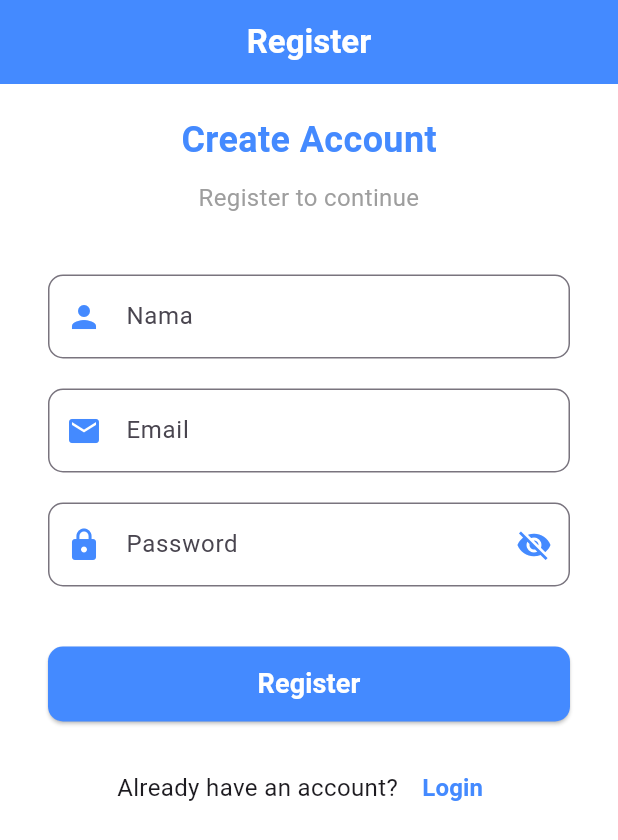
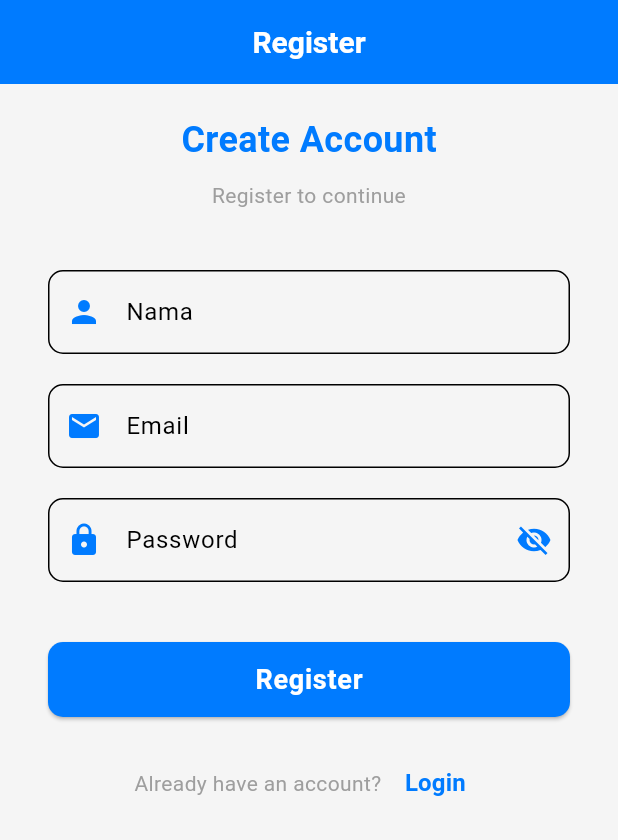
Before and after one commit to Reeyyyh/Assesment-1-mobile, a Flutter app: the screen it shows after launch, after a tap on "Register", on a phone screen of 412 x 824 dp. Shown: the top 840 px of the screen. Run offline on Flutter 3.47's test engine with Material 3 defaults, Android fonts, the phone set to English and light mode, and no system bars; our stand-ins replace cloud_firestore, firebase_auth, firebase_core, firebase_messaging, flutter_tts, geocoding and 7 more; missing offline and left inert: qr_code_scanner_plus; accounts and stored records are empty; network calls fail.

Commit message:
add switch theme between light and dark

```diff
--- /dev/null
+++ b/lib/app/data/models/app_theme.dart
@@ -0,0 +1,61 @@
+import 'package:flutter/material.dart';
+
+class AppTheme {
+  // Light Theme
+  static final ThemeData lightTheme = ThemeData(
+    primaryColor: const Color(0xFF007BFF),
+    hintColor: const Color(0xFF00C853),
+    scaffoldBackgroundColor: const Color(0xFFF5F5F5),
+    textTheme: const TextTheme(
+      bodyLarge: TextStyle(color: Color(0xFF212121)),
+      bodyMedium: TextStyle(color: Color(0xFF616161)),
+    ),
+    appBarTheme: const AppBarTheme(
+      color: Color(0xFF007BFF),
+      titleTextStyle: TextStyle(
+        color: Colors.white,
+        fontSize: 20,
+        fontWeight: FontWeight.bold,
+      ),
+      iconTheme: IconThemeData(color: Colors.white),
+    ),
+    switchTheme: SwitchThemeData(
+      thumbColor: WidgetStateProperty.all(const Color(0xFF00C853)),
+      trackColor: WidgetStateProperty.all(const Color(0xFFA5D6A7)),
+    ),
+    colorScheme: const ColorScheme.light(
+      primary: Color(0xFF007BFF),
+      secondary: Color(0xFF00C853),
+      surface: Color(0xFFFFFFFF),
+    ),
+  );
+
+  // Dark Theme
+  static final ThemeData darkTheme = ThemeData(
+    primaryColor: const Color(0xFF0056B3),
+    hintColor: const Color(0xFFFF5722),
+    scaffoldBackgroundColor: const Color.fromARGB(255, 48, 46, 46),
+    textTheme: const TextTheme(
+      bodyLarge: TextStyle(color: Color(0xFFFFFFFF)),
+      bodyMedium: TextStyle(color: Color(0xFFB0BEC5)),
+    ),
+    appBarTheme: const AppBarTheme(
+      color: Color(0xFF0056B3),
+      titleTextStyle: TextStyle(
+        color: Colors.white,
+        fontSize: 20,
+        fontWeight: FontWeight.bold,
+      ),
+      iconTheme: IconThemeData(color: Colors.white),
+    ),
+    switchTheme: SwitchThemeData(
+      thumbColor: WidgetStateProperty.all(const Color(0xFFFF5722)),
+      trackColor: WidgetStateProperty.all(const Color(0xFFFFAB91)),
+    ),
+    colorScheme: const ColorScheme.dark(
+      primary: Color(0xFF0056B3),
+      secondary: Color(0xFFFF5722),
+      surface: Color(0xFF1E1E1E),
+    ),
+  );
+}
--- /dev/null
+++ b/lib/app/data/services/app_theme_controller.dart
@@ -0,0 +1,26 @@
+import 'package:get/get.dart';
+import 'package:get_storage/get_storage.dart';
+import 'package:flutter/material.dart';
+import 'package:hotel_app/app/data/models/app_theme.dart';
+
+class ThemeController extends GetxController {
+  final GetStorage _storage = GetStorage();
+  RxBool isDarkTheme = false.obs;
+
+  ThemeController() {
+    // Ambil preferensi tema yang disimpan di GetStorage
+    isDarkTheme.value = _storage.read('isDarkTheme') ?? false;
+  }
+
+  ThemeData get currentTheme =>
+      isDarkTheme.value ? AppTheme.darkTheme : AppTheme.lightTheme;
+
+  void toggleTheme() {
+    isDarkTheme.value = !isDarkTheme.value;
+    // Simpan preferensi tema di GetStorage
+    _storage.write('isDarkTheme', isDarkTheme.value);
+
+    // Ubah tema aplikasi secara langsung
+    Get.changeTheme(currentTheme);
+  }
+}
--- a/lib/app/modules/4_profile/controllers/profile_controller.dart
+++ b/lib/app/modules/4_profile/controllers/profile_controller.dart
@@ -31,11 +31,12 @@ class ProfileController extends GetxController {
   void fetchUserName() async {
     User? user = _auth.currentUser;
     if (user != null) {
-      DocumentSnapshot doc = await _firestore.collection('users').doc(user.uid).get();
+      DocumentSnapshot doc =
+          await _firestore.collection('users').doc(user.uid).get();
       userName.value = doc['namaUser'];
       imagePath.value = doc['profilePicture'] ?? '';
       // Delay untuk memastikan TTS siap digunakan
-      Future.delayed(Duration(milliseconds: 500), () {
+      Future.delayed(const Duration(milliseconds: 500), () {
         _speak("Hello, ${userName.value}");
       });
     }
--- a/lib/app/modules/Aunt/controllers/login_controller.dart
+++ b/lib/app/modules/Aunt/controllers/login_controller.dart
@@ -4,6 +4,8 @@ import 'package:firebase_auth/firebase_auth.dart';
 import 'package:hotel_app/app/modules/home/views/main_view.dart';
 
 class LoginController extends GetxController {
+  final RxBool obscureText = true.obs;
+
   final emailController = TextEditingController();
   final passwordController = TextEditingController();
 
--- a/lib/app/modules/Aunt/controllers/register_controller.dart
+++ b/lib/app/modules/Aunt/controllers/register_controller.dart
@@ -9,7 +9,7 @@ class RegisterController extends GetxController {
   final passwordController = TextEditingController();
   final nameController = TextEditingController();
 
-  var isPasswordVisible = false.obs; // Variabel untuk visibilitas password
+  var isPasswordVisible = false.obs;
 
   void togglePasswordVisibility() {
     isPasswordVisible.value = !isPasswordVisible.value;
--- a/lib/app/modules/Aunt/views/login_view.dart
+++ b/lib/app/modules/Aunt/views/login_view.dart
@@ -3,22 +3,22 @@ import 'package:get/get.dart';
 import 'package:hotel_app/app/modules/Aunt/controllers/login_controller.dart';
 import 'package:hotel_app/app/modules/Aunt/views/register_view.dart';
 
-
 class LoginView extends StatelessWidget {
   LoginView({super.key});
 
   final LoginController loginController = Get.put(LoginController());
-  final RxBool obscureText = true.obs; // Untuk mengatur visibilitas password
 
   @override
   Widget build(BuildContext context) {
+    final theme = Theme.of(context); // Ambil tema aktif
+
     return Scaffold(
-      backgroundColor: Colors.white,
+      backgroundColor: theme.scaffoldBackgroundColor,
       appBar: AppBar(
-        backgroundColor: Colors.blueAccent,
-        title: const Text(
+        backgroundColor: theme.primaryColor,
+        title: Text(
           'Login',
-          style: TextStyle(color: Colors.white, fontWeight: FontWeight.bold),
+          style: theme.appBarTheme.titleTextStyle,
         ),
         centerTitle: true,
         elevation: 0,
@@ -30,29 +30,29 @@ class LoginView extends StatelessWidget {
           child: Column(
             mainAxisAlignment: MainAxisAlignment.center,
             children: [
-              const Text(
+              Text(
                 "Welcome Back!",
                 style: TextStyle(
                   fontSize: 24,
                   fontWeight: FontWeight.bold,
-                  color: Colors.blueAccent,
+                  color: theme.primaryColor,
                 ),
               ),
               const SizedBox(height: 10),
-              const Text(
+              Text(
                 "Login to your account to continue",
                 textAlign: TextAlign.center,
-                style: TextStyle(
-                  fontSize: 16,
-                  color: Colors.grey,
-                ),
+                style: theme.textTheme.bodyMedium?.copyWith(color: Colors.grey),
               ),
               const SizedBox(height: 40),
               TextField(
                 controller: loginController.emailController,
                 decoration: InputDecoration(
                   labelText: 'Email',
-                  prefixIcon: const Icon(Icons.email, color: Colors.blueAccent),
+                  prefixIcon: Icon(
+                    Icons.email,
+                    color: theme.primaryColor,
+                  ),
                   border: OutlineInputBorder(
                     borderRadius: BorderRadius.circular(10),
                   ),
@@ -60,39 +60,47 @@ class LoginView extends StatelessWidget {
                 keyboardType: TextInputType.emailAddress,
               ),
               const SizedBox(height: 20),
-              Obx(() => TextField(
+              Obx(
+                () => TextField(
                   controller: loginController.passwordController,
-                    obscureText: obscureText.value,
+                  obscureText: loginController.obscureText.value,
                   decoration: InputDecoration(
                     labelText: 'Password',
-                      prefixIcon: const Icon(Icons.lock, color: Colors.blueAccent),
+                    prefixIcon: Icon(
+                      Icons.lock,
+                      color: theme.primaryColor,
+                    ),
                     suffixIcon: IconButton(
                       icon: Icon(
-                          obscureText.value ? Icons.visibility_off : Icons.visibility,
-                          color: Colors.blueAccent,
+                        loginController.obscureText.value
+                            ? Icons.visibility_off
+                            : Icons.visibility,
+                        color: theme.primaryColor,
                       ),
                       onPressed: () {
-                          obscureText.value = !obscureText.value;
+                        loginController.obscureText.value =
+                            !loginController.obscureText.value;
                       },
                     ),
                     border: OutlineInputBorder(
                       borderRadius: BorderRadius.circular(10),
                     ),
                   ),
-                  )),
+                ),
+              ),
               const SizedBox(height: 40),
               ElevatedButton(
                 style: ElevatedButton.styleFrom(
-                  backgroundColor: Colors.blueAccent,
+                  backgroundColor: theme.primaryColor,
                   minimumSize: const Size.fromHeight(50),
                   shape: RoundedRectangleBorder(
                     borderRadius: BorderRadius.circular(10),
                   ),
                 ),
                 onPressed: loginController.login,
-                child: const Text(
+                child: Text(
                   'Login',
-                  style: TextStyle(
+                  style: theme.textTheme.bodyLarge?.copyWith(
                     fontSize: 18,
                     fontWeight: FontWeight.bold,
                     color: Colors.white,
@@ -103,18 +111,20 @@ class LoginView extends StatelessWidget {
               Row(
                 mainAxisAlignment: MainAxisAlignment.center,
                 children: [
-                  const Text(
+                  Text(
                     "Don't have an account? ",
-                    style: TextStyle(color: Colors.grey),
+                    style: theme.textTheme.bodyMedium?.copyWith(
+                      color: Colors.grey,
+                    ),
                   ),
                   GestureDetector(
                     onTap: () {
                       Get.off(() => RegisterView());
                     },
-                    child: const Text(
+                    child: Text(
                       'Register',
                       style: TextStyle(
-                        color: Colors.blueAccent,
+                        color: theme.primaryColor,
                         fontWeight: FontWeight.bold,
                       ),
                     ),
--- a/lib/app/modules/Aunt/views/register_view.dart
+++ b/lib/app/modules/Aunt/views/register_view.dart
@@ -10,13 +10,15 @@ class RegisterView extends StatelessWidget {
 
   @override
   Widget build(BuildContext context) {
+    final theme = Theme.of(context); // Ambil tema aktif
+
     return Scaffold(
-      backgroundColor: Colors.white,
+      backgroundColor: theme.scaffoldBackgroundColor, // Sesuaikan dengan tema
       appBar: AppBar(
-        backgroundColor: Colors.blueAccent,
-        title: const Text(
+        backgroundColor: theme.primaryColor, // Sesuaikan dengan tema
+        title: Text(
           'Register',
-          style: TextStyle(color: Colors.white, fontWeight: FontWeight.bold),
+          style: theme.appBarTheme.titleTextStyle, // Sesuaikan dengan tema
         ),
         centerTitle: true,
         elevation: 0,
@@ -26,29 +28,26 @@ class RegisterView extends StatelessWidget {
         child: Column(
           mainAxisAlignment: MainAxisAlignment.center,
           children: [
-            const Text(
+            Text(
               "Create Account",
               style: TextStyle(
                 fontSize: 24,
                 fontWeight: FontWeight.bold,
-                color: Colors.blueAccent,
+                color: theme.primaryColor, // Sesuaikan dengan tema
               ),
             ),
             const SizedBox(height: 10),
-            const Text(
+            Text(
               "Register to continue",
               textAlign: TextAlign.center,
-              style: TextStyle(
-                fontSize: 16,
-                color: Colors.grey,
-              ),
+              style: theme.textTheme.bodyMedium?.copyWith(color: Colors.grey),
             ),
             const SizedBox(height: 40),
             TextField(
               controller: registerController.nameController,
               decoration: InputDecoration(
                 labelText: 'Nama',
-                prefixIcon: const Icon(Icons.person, color: Colors.blueAccent),
+                prefixIcon: Icon(Icons.person, color: theme.primaryColor), // Sesuaikan dengan tema
                 border: OutlineInputBorder(
                   borderRadius: BorderRadius.circular(10),
                 ),
@@ -59,7 +58,7 @@ class RegisterView extends StatelessWidget {
               controller: registerController.emailController,
               decoration: InputDecoration(
                 labelText: 'Email',
-                prefixIcon: const Icon(Icons.email, color: Colors.blueAccent),
+                prefixIcon: Icon(Icons.email, color: theme.primaryColor), // Sesuaikan dengan tema
                 border: OutlineInputBorder(
                   borderRadius: BorderRadius.circular(10),
                 ),
@@ -71,14 +70,14 @@ class RegisterView extends StatelessWidget {
               obscureText: !registerController.isPasswordVisible.value,
               decoration: InputDecoration(
                 labelText: 'Password',
-                prefixIcon: const Icon(Icons.lock, color: Colors.blueAccent),
+                prefixIcon: Icon(Icons.lock, color: theme.primaryColor), // Sesuaikan dengan tema
                 border: OutlineInputBorder(
                   borderRadius: BorderRadius.circular(10),
                 ),
                 suffixIcon: IconButton(
                   icon: Icon(
                     registerController.isPasswordVisible.value ? Icons.visibility : Icons.visibility_off,
-                    color: Colors.blueAccent,
+                    color: theme.primaryColor, // Sesuaikan dengan tema
                   ),
                   onPressed: () {
                     registerController.togglePasswordVisibility();
@@ -89,7 +88,7 @@ class RegisterView extends StatelessWidget {
             const SizedBox(height: 40),
             ElevatedButton(
               style: ElevatedButton.styleFrom(
-                backgroundColor: Colors.blueAccent,
+                backgroundColor: theme.primaryColor, // Sesuaikan dengan tema
                 minimumSize: const Size.fromHeight(50),
                 shape: RoundedRectangleBorder(
                   borderRadius: BorderRadius.circular(10),
@@ -98,9 +97,9 @@ class RegisterView extends StatelessWidget {
               onPressed: () {
                 registerController.register();
               },
-              child: const Text(
+              child: Text(
                 'Register',
-                style: TextStyle(
+                style: theme.textTheme.bodyLarge?.copyWith(
                   fontSize: 18,
                   fontWeight: FontWeight.bold,
                   color: Colors.white,
@@ -108,21 +107,26 @@ class RegisterView extends StatelessWidget {
               ),
             ),
             const SizedBox(height: 20),
-
             Row(
               mainAxisAlignment: MainAxisAlignment.center,
               children: [
-                const Text(
+                Text(
                   "Already have an account? ",
-                  style: TextStyle(fontSize: 16),
+                  style: theme.textTheme.bodyMedium?.copyWith(
+                    color: Colors.grey,
+                  ),
                 ),
                 TextButton(
                   onPressed: () {
                     Get.off(() => LoginView());
                   },
-                  child: const Text(
+                  child: Text(
                     'Login',
-                    style: TextStyle(fontSize: 16, fontWeight: FontWeight.bold, color: Colors.blueAccent),
+                    style: TextStyle(
+                      fontSize: 16,
+                      fontWeight: FontWeight.bold,
+                      color: theme.primaryColor, // Sesuaikan dengan tema
+                    ),
                   ),
                 ),
               ],
--- a/lib/app/modules/components/news_card.dart
+++ b/lib/app/modules/components/news_card.dart
@@ -6,7 +6,7 @@ class NewsCard extends StatelessWidget {
   final String title;
   final String description;
   final String url;
-  final String imageUrl; // Tambahkan imageUrl
+  final String imageUrl;
 
   const NewsCard({
     super.key,
--- a/lib/app/modules/home/controllers/main_controller.dart
+++ b/lib/app/modules/home/controllers/main_controller.dart
@@ -35,6 +35,8 @@ class MainController extends GetxController {
     });
   }
 
+  // Todo : Bottom Navigation part
+
   void updateSelectedIndex(int index) {
     selectedIndex.value = index;
   }
--- a/lib/main.dart
+++ b/lib/main.dart
@@ -1,23 +1,28 @@
 import 'package:flutter/material.dart';
 import 'package:firebase_core/firebase_core.dart';
 import 'package:get/get.dart';
+import 'package:get_storage/get_storage.dart';
+import 'package:hotel_app/app/data/services/app_theme_controller.dart';
 import 'package:hotel_app/app/modules/Aunt/views/login_view.dart';
-
-// Modul 5
 
 void main() async {
   WidgetsFlutterBinding.ensureInitialized();
   await Firebase.initializeApp();
-  runApp(const MyApp());
+  await GetStorage.init();
+  Get.put(ThemeController());
+  runApp(MyApp());
 }
 
 class MyApp extends StatelessWidget {
-  const MyApp({super.key});
+  MyApp({super.key});
+
+  final ThemeController themeController = Get.put(ThemeController());
 
   @override
   Widget build(BuildContext context) {
     return GetMaterialApp(
       debugShowCheckedModeBanner: false,
+      theme: Get.find<ThemeController>().currentTheme,
       title: 'Hotel App',
       home: LoginView(),
     );
--- a/pubspec.yaml
+++ b/pubspec.yaml
@@ -52,6 +52,7 @@ dependencies:
   geolocator: ^11.1.0
   geocoding: ^3.0.0
   google_maps_flutter: ^2.6.1
+  get_storage: ^2.1.1
 
 
 dev_dependencies:
```
Also changed, not shown: lib/app/modules/1_home/views/card_detail_view.dart (+49 -63 lines), lib/app/modules/1_home/views/home_view.dart (+16 -14 lines), lib/app/modules/2_tripplan/views/tripplan_view.dart (+12 -10 lines), lib/app/modules/3_favorite/views/favorite_view.dart (+18 -17 lines), lib/app/modules/4_profile/views/edit_profile_view.dart (+45 -50 lines), lib/app/modules/4_profile/views/profile_view.dart (+37 -14 lines), lib/app/modules/4_profile/views/theme_setting_view.dart (added, +53 -0 lines), lib/app/modules/QrisPage/views/qris_view.dart (+20 -10 lines), lib/app/modules/home/views/main_view.dart (+30 -20 lines), pubspec.lock, 1 other file. Lines whose indentation alone changed are shown as unchanged.
